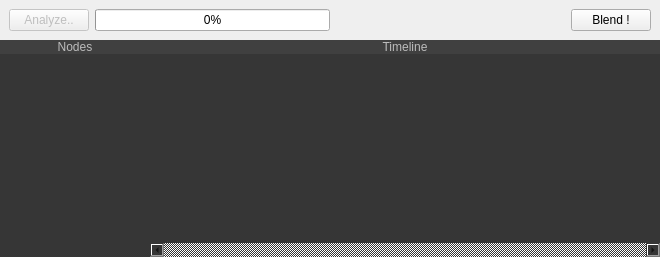
Old version of the form TopoBlenderLib/SchedulerWidget.ui in the repository ialhashim/topo-blend.
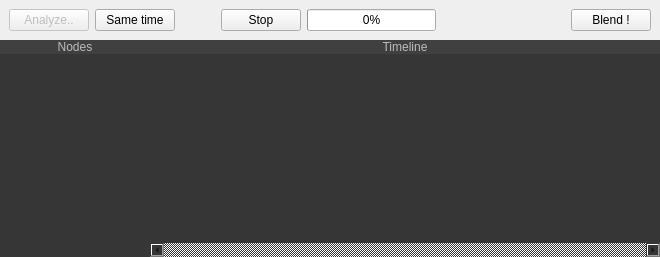
New version of the form. Icons and pictures are not drawn.

Commit message: [Scheduler] time and order control now works. [Tasks] all tasks are working correctly.

Diff of the .ui file:
```diff
--- a/TopoBlenderLib/SchedulerWidget.ui
+++ b/TopoBlenderLib/SchedulerWidget.ui
@@ -213,7 +213,7 @@
          </sizepolicy>
         </property>
         <layout class="QGridLayout" name="gridLayout_2">
-         <item row="0" column="2">
+         <item row="0" column="5">
           <spacer name="horizontalSpacer">
            <property name="orientation">
             <enum>Qt::Horizontal</enum>
@@ -226,7 +226,7 @@
            </property>
           </spacer>
          </item>
-         <item row="0" column="4">
+         <item row="0" column="7">
           <widget class="QPushButton" name="blendButton">
            <property name="text">
             <string>Blend !</string>
@@ -243,13 +243,43 @@
            </property>
           </widget>
          </item>
-         <item row="0" column="1">
+         <item row="0" column="4">
           <widget class="QProgressBar" name="progressBar">
            <property name="value">
             <number>0</number>
            </property>
           </widget>
          </item>
+         <item row="0" column="3">
+          <widget class="QPushButton" name="stopButton">
+           <property name="text">
+            <string>Stop</string>
+           </property>
+          </widget>
+         </item>
+         <item row="0" column="1">
+          <widget class="QPushButton" name="sameTimeButton">
+           <property name="text">
+            <string>Same time</string>
+           </property>
+          </widget>
+         </item>
+         <item row="0" column="2">
+          <spacer name="horizontalSpacer_2">
+           <property name="orientation">
+            <enum>Qt::Horizontal</enum>
+           </property>
+           <property name="sizeType">
+            <enum>QSizePolicy::Fixed</enum>
+           </property>
+           <property name="sizeHint" stdset="0">
+            <size>
+             <width>40</width>
+             <height>20</height>
+            </size>
+           </property>
+          </spacer>
+         </item>
         </layout>
        </widget>
       </item>
```
The commit also changes 16 other files.
